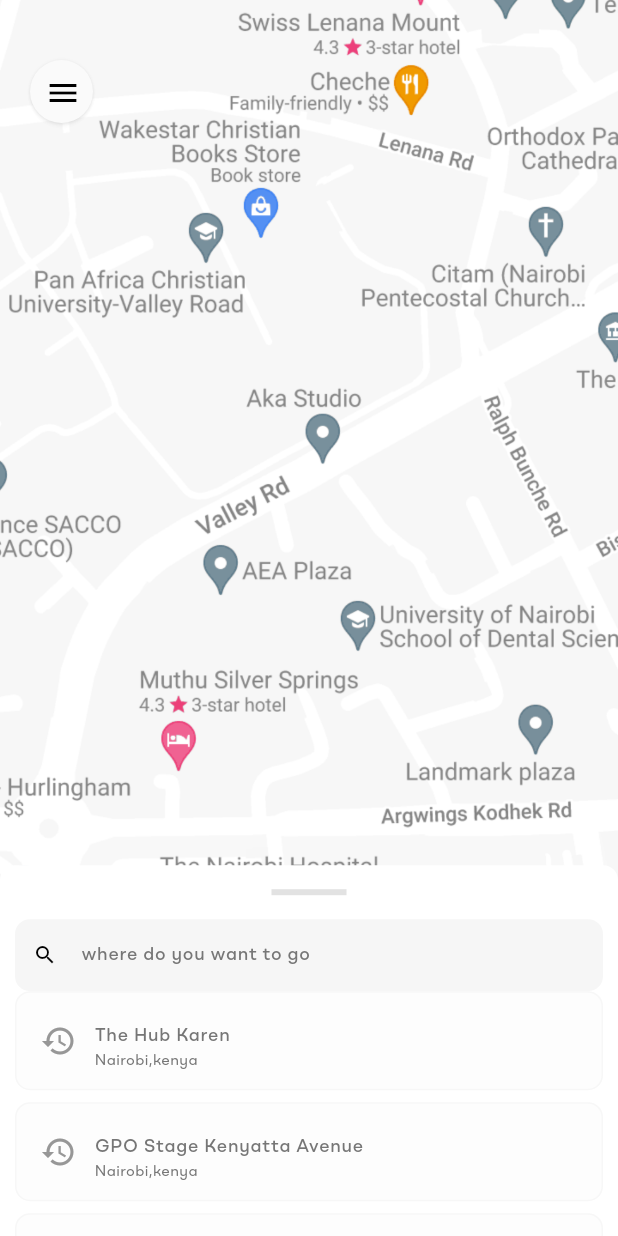
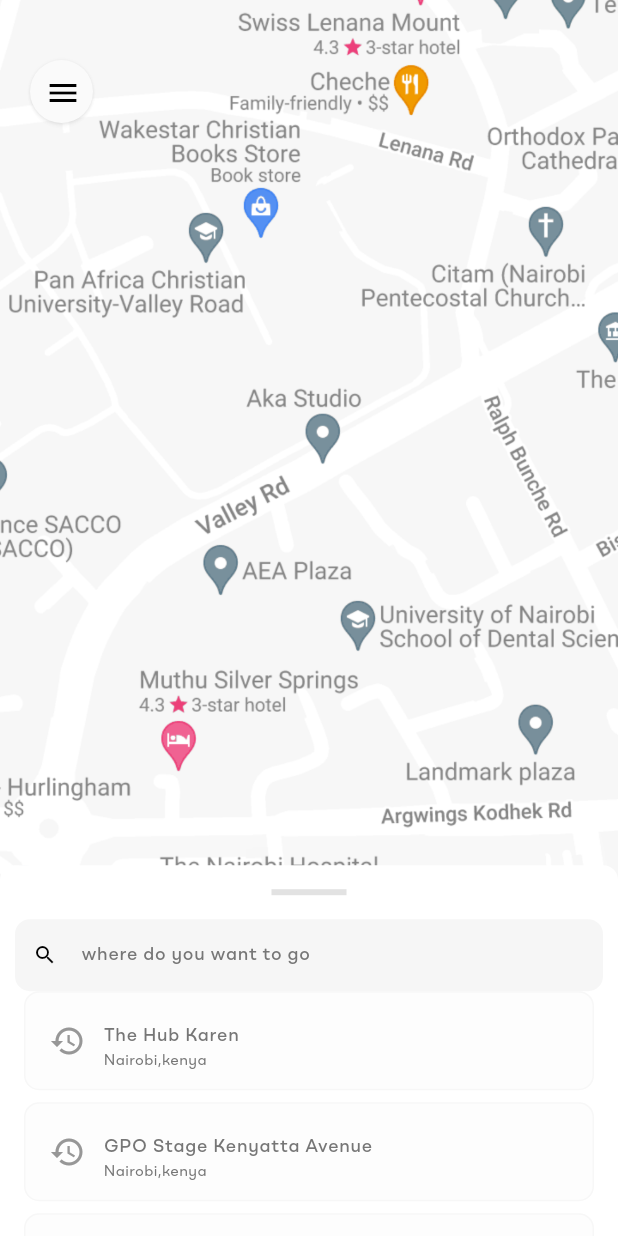
Before and after one commit to bree254/customer_hailing_app, a Flutter app: the screen it shows after launch, on a phone screen of 412 x 824 dp. Run offline on Flutter 3.47's test engine with Material 3 defaults, Android fonts, the phone set to English and light mode, and no system bars; our stand-ins replace connectivity_plus, dio, firebase_core, flutter_rating_bar, geolocator, get and 6 more; accounts and stored records are empty.

Commit message:
added padding to the listview in the destination bottom sheet

```diff
--- a/lib/widgets/destination_bottomsheet_widget.dart
+++ b/lib/widgets/destination_bottomsheet_widget.dart
@@ -71,7 +71,7 @@ class DestinationBottomSheet extends StatelessWidget {
                       itemBuilder: (context, index) {
                         var destination = MyData.destinations[index];
                         return Container(
-                          margin: const EdgeInsets.fromLTRB( 10,0,10 ,8),
+                          margin: const EdgeInsets.fromLTRB( 16,0,16 ,8),
                           decoration: ShapeDecoration(
                             color: const Color(0x7FFAFAFA),
                             shape: RoundedRectangleBorder(
```
